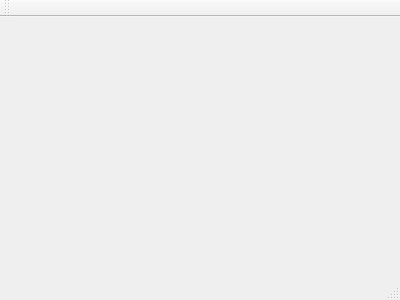
Above: ATM/mainwindow.ui from Neanra/ATM before the change. Below: the same form after it.
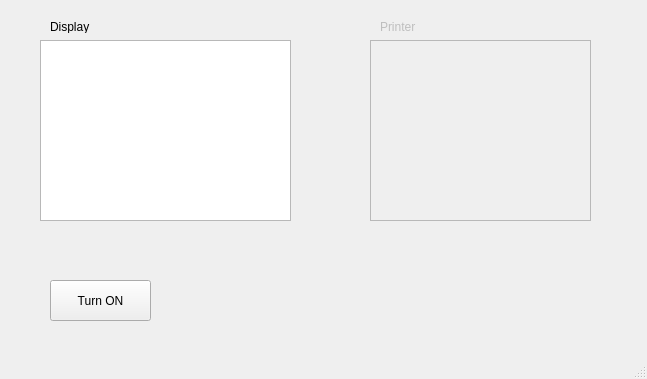
That is the form after the change.

```diff
--- a/ATM/mainwindow.ui
+++ b/ATM/mainwindow.ui
@@ -1,24 +1,90 @@
 <ui version="4.0">
  <class>MainWindow</class>
- <widget class="QMainWindow" name="MainWindow" >
-  <property name="geometry" >
+ <widget class="QMainWindow" name="MainWindow">
+  <property name="geometry">
    <rect>
     <x>0</x>
     <y>0</y>
-    <width>400</width>
-    <height>300</height>
+    <width>647</width>
+    <height>379</height>
    </rect>
   </property>
   <property name="windowTitle" >
    <string>MainWindow</string>
   </property>
-  <widget class="QMenuBar" name="menuBar" />
-  <widget class="QToolBar" name="mainToolBar" />
-  <widget class="QWidget" name="centralWidget" />
-  <widget class="QStatusBar" name="statusBar" />
+  <widget class="QWidget" name="centralWidget">
+   <widget class="QTextBrowser" name="textBrowser">
+    <property name="geometry">
+     <rect>
+      <x>40</x>
+      <y>40</y>
+      <width>251</width>
+      <height>181</height>
+     </rect>
+    </property>
+   </widget>
+   <widget class="QTextBrowser" name="textBrowser_2">
+    <property name="enabled">
+     <bool>false</bool>
+    </property>
+    <property name="geometry">
+     <rect>
+      <x>370</x>
+      <y>40</y>
+      <width>221</width>
+      <height>181</height>
+     </rect>
+    </property>
+   </widget>
+   <widget class="QLabel" name="label">
+    <property name="geometry">
+     <rect>
+      <x>50</x>
+      <y>20</y>
+      <width>46</width>
+      <height>13</height>
+     </rect>
+    </property>
+    <property name="text">
+     <string>Display</string>
+    </property>
+   </widget>
+   <widget class="QLabel" name="label_2">
+    <property name="enabled">
+     <bool>false</bool>
+    </property>
+    <property name="geometry">
+     <rect>
+      <x>380</x>
+      <y>20</y>
+      <width>46</width>
+      <height>13</height>
+     </rect>
+    </property>
+    <property name="text">
+     <string>Printer</string>
+    </property>
+   </widget>
+   <widget class="QPushButton" name="pushButton">
+    <property name="enabled">
+     <bool>true</bool>
+    </property>
+    <property name="geometry">
+     <rect>
+      <x>50</x>
+      <y>280</y>
+      <width>101</width>
+      <height>41</height>
+     </rect>
+    </property>
+    <property name="text">
+     <string>Turn ON</string>
+    </property>
+   </widget>
+  </widget>
+  <widget class="QStatusBar" name="statusBar"/>
  </widget>
- <layoutDefault spacing="6" margin="11" />
- <pixmapfunction></pixmapfunction>
+ <layoutdefault spacing="6" margin="11"/>
  <resources/>
  <connections/>
 </ui>
```
Left out of the diff: 5 changed lines with no effect on the pictures.
